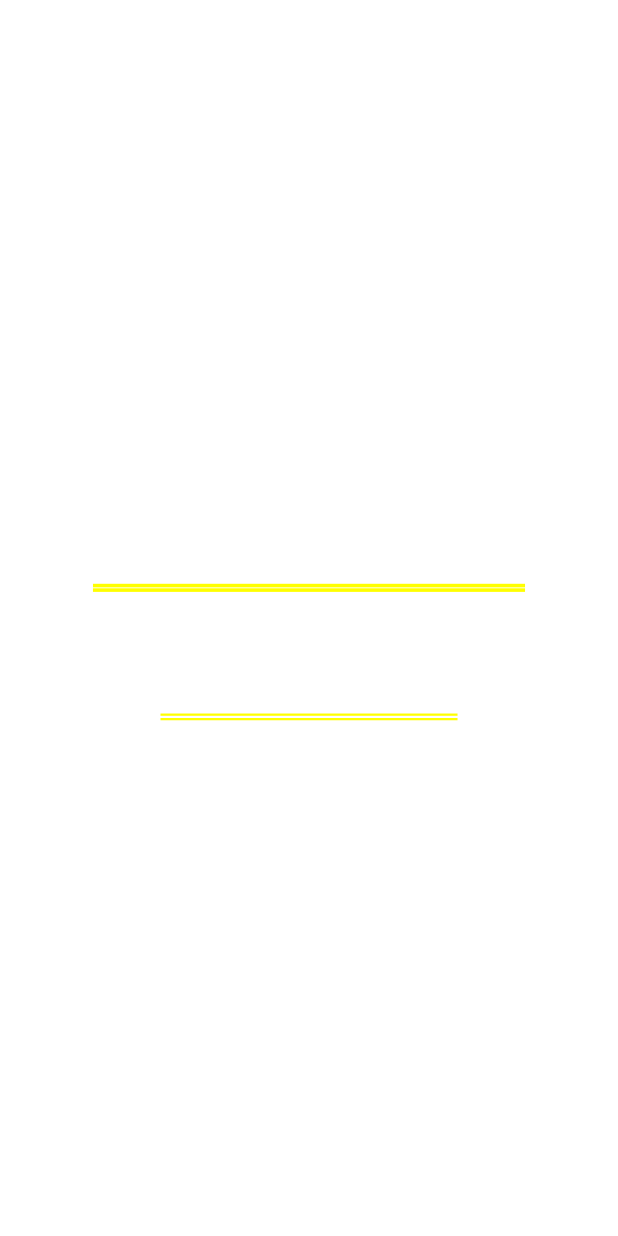
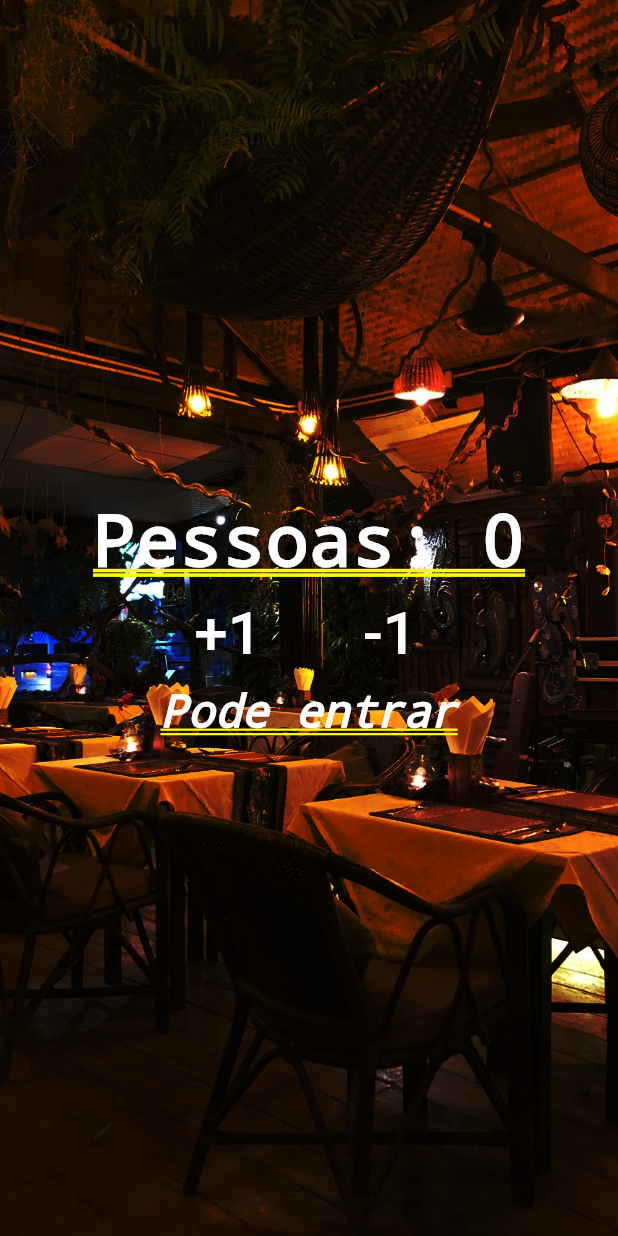
Before and after one commit to GabrielCamp96/flutter-curso, a Flutter app: the screen it shows after launch, after a tap on "+1", on a phone screen of 412 x 824 dp. Run offline on Flutter 3.47's test engine with Material 2 defaults, Android fonts, the phone set to English and light mode, and no system bars.

Commit message:
Adicao de background com overlay

```diff
--- a/contador_de_pessoas/lib/main.dart
+++ b/contador_de_pessoas/lib/main.dart
@@ -1,39 +1,74 @@
 import 'package:flutter/material.dart';
+import 'package:flutter/foundation.dart';
 
 void main() {
   runApp(MaterialApp(
       title: "Contador de pessoas",
-      home: Column(
+      home: Home()));
+}
+
+class Home extends StatefulWidget {
+  @override
+  _HomeState createState() => _HomeState();
+}
+
+class _HomeState extends State<Home> {
+  @override
+  Widget build(BuildContext context) {
+    return Stack(
+      children: <Widget>[
+        ColorFiltered(
+          colorFilter: ColorFilter.mode(
+              Colors.black.withOpacity(0.7), BlendMode.overlay),
+          child: Image.asset(
+            "images/restaurant.jpg",
+            fit: BoxFit.cover,
+            height: 1000,
+          ),
+        ),
+        Column(
           mainAxisAlignment: MainAxisAlignment.center,
           children: <Widget>[
             Text(
               "Pessoas: 0",
-            style: TextStyle(color: Colors.white, fontWeight: FontWeight.bold),
+              style:
+              TextStyle(color: Colors.white, fontWeight: FontWeight.bold),
             ),
             Row(
               mainAxisAlignment: MainAxisAlignment.center,
               children: <Widget>[
-              FlatButton(
+                Padding(
+                  padding: EdgeInsets.all(10.0),
+                  child: FlatButton(
                     child: Text(
                       "+1",
                       style: TextStyle(color: Colors.white, fontSize: 40),
                     ),
-                onPressed: () {},
+                    onPressed: () {debugPrint("+1");},
                   ),
-              FlatButton(
+                ),
+                Padding(
+                  padding: EdgeInsets.all(10.0),
+                  child: FlatButton(
                     child: Text(
                       "-1",
                       style: TextStyle(color: Colors.white, fontSize: 40),
                     ),
-                onPressed: () {},
-              )
+                    onPressed: () {debugPrint("-1");},
+                  ),
+                ),
               ],
             ),
             Text(
               "Pode entrar",
               style: TextStyle(
-                color: Colors.white, fontStyle: FontStyle.italic, fontSize: 30),
+                  color: Colors.white,
+                  fontStyle: FontStyle.italic,
+                  fontSize: 30),
             )
           ],
-      )));
+        )
+      ],
+    );
   }
+}
--- a/contador_de_pessoas/pubspec.yaml
+++ b/contador_de_pessoas/pubspec.yaml
@@ -39,6 +39,8 @@ flutter:
   # included with your application, so that you can use the icons in
   # the material Icons class.
   uses-material-design: true
+  assets:
+    - images/restaurant.jpg
 
   # To add assets to your application, add an assets section, like this:
   # assets:
```
Also changed, not shown: contador_de_pessoas/images/restaurant.jpg (added). Lines whose indentation alone changed are shown as unchanged.
